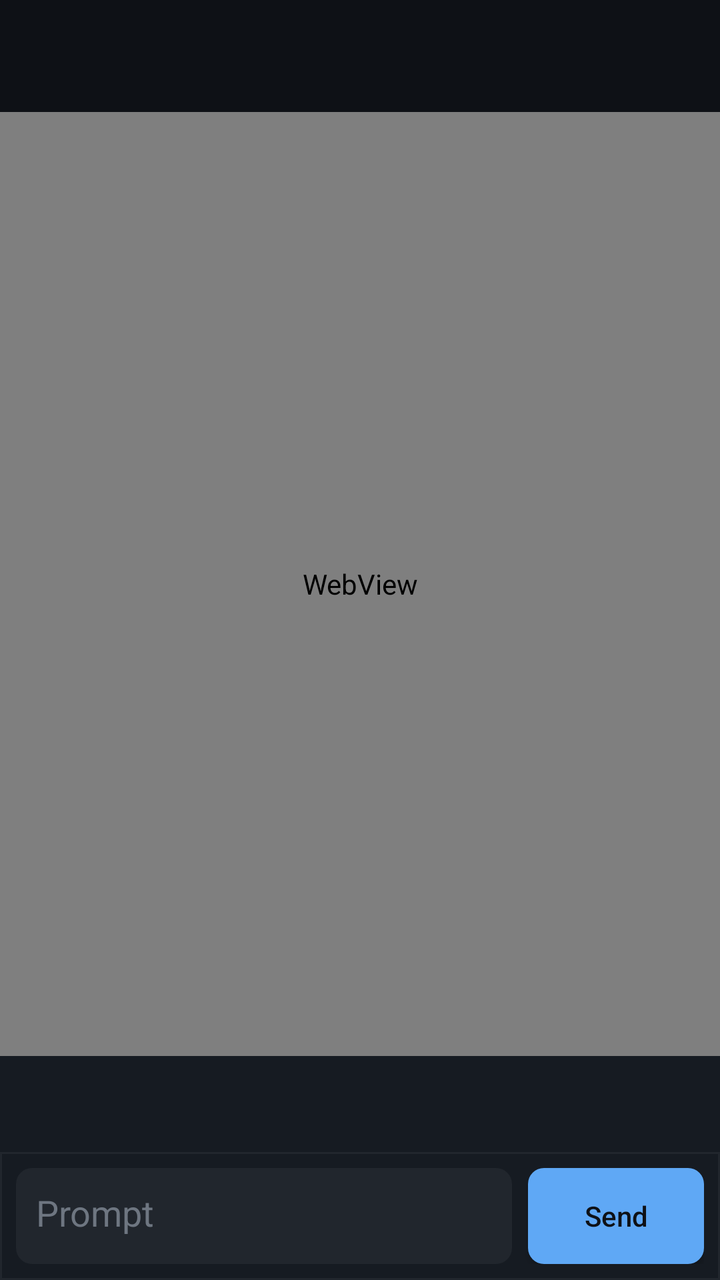
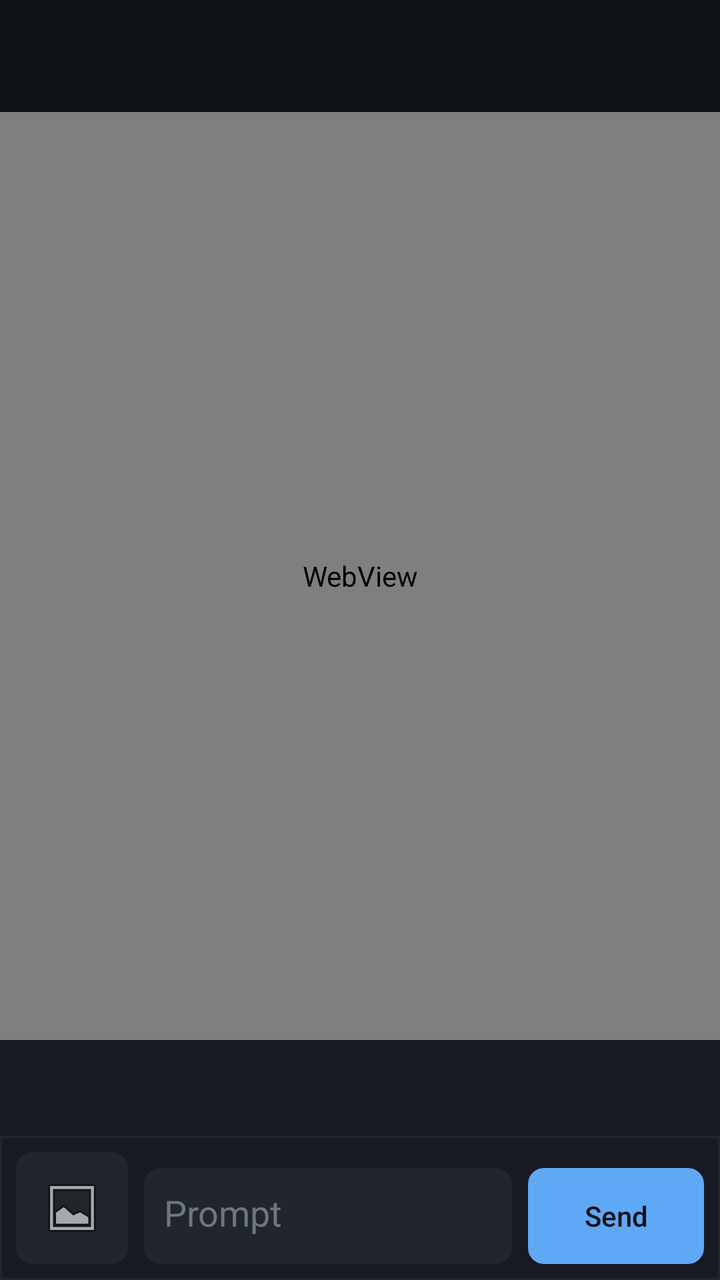

Two renders of the same Android screen: before a commit and after it. Below are the layout's source before the change and the commit's diff.
<!-- AndroidManifest.xml: application theme Theme.Clique -->
<!-- res/layout/fragment_session.xml -->
<?xml version="1.0" encoding="utf-8"?>
<LinearLayout xmlns:android="http://schemas.android.com/apk/res/android"
    android:id="@+id/session_root"
    android:layout_width="match_parent"
    android:layout_height="match_parent"
    android:orientation="vertical"
    android:background="@color/ink"
    android:fitsSystemWindows="false">

    <androidx.appcompat.widget.Toolbar
        android:id="@+id/toolbar"
        android:layout_width="match_parent"
        android:layout_height="?attr/actionBarSize"
        android:theme="@style/Toolbar.Clique" />

    
    <FrameLayout
        android:layout_width="match_parent"
        android:layout_height="0dp"
        android:layout_weight="1"
        android:descendantFocusability="blocksDescendants">

        <WebView
            android:id="@+id/terminal"
            android:layout_width="match_parent"
            android:layout_height="match_parent"
            android:focusable="false"
            android:focusableInTouchMode="false" />
    </FrameLayout>

    
    <LinearLayout
        android:id="@+id/permission_banner"
        android:layout_width="match_parent"
        android:layout_height="wrap_content"
        android:orientation="vertical"
        android:background="@color/surface"
        android:paddingStart="12dp"
        android:paddingEnd="12dp"
        android:paddingTop="10dp"
        android:paddingBottom="10dp"
        android:visibility="gone">

        <TextView
            android:id="@+id/permission_text"
            android:layout_width="match_parent"
            android:layout_height="wrap_content"
            android:textColor="@color/text"
            android:textSize="14sp" />

        <LinearLayout
            android:layout_width="match_parent"
            android:layout_height="wrap_content"
            android:orientation="horizontal"
            android:layout_marginTop="8dp"
            android:gravity="center_vertical">

            <Button
                android:id="@+id/permission_approve"
                android:layout_width="wrap_content"
                android:layout_height="wrap_content"
                android:minHeight="48dp"
                android:minWidth="48dp"
                android:paddingStart="20dp"
                android:paddingEnd="20dp"
                android:background="@drawable/btn_accent"
                android:text="@string/approve"
                android:textAllCaps="false"
                android:textColor="@color/ink" />

            <Space
                android:layout_width="0dp"
                android:layout_height="1dp"
                android:layout_weight="1" />

            <Button
                android:id="@+id/permission_deny"
                android:layout_width="wrap_content"
                android:layout_height="wrap_content"
                android:minHeight="48dp"
                android:minWidth="48dp"
                android:paddingStart="20dp"
                android:paddingEnd="20dp"
                android:background="@drawable/field_bg"
                android:text="@string/deny"
                android:textAllCaps="false"
                android:textColor="@color/error" />
        </LinearLayout>
    </LinearLayout>

    
    <HorizontalScrollView
        android:id="@+id/key_bar_scroll"
        android:layout_width="match_parent"
        android:layout_height="wrap_content"
        android:background="@color/ime_bar"
        android:fillViewport="true"
        android:scrollbars="none">

        <LinearLayout
            android:id="@+id/key_bar"
            android:layout_width="wrap_content"
            android:layout_height="wrap_content"
            android:minHeight="48dp"
            android:orientation="horizontal"
            android:gravity="center_vertical"
            android:paddingStart="4dp"
            android:paddingEnd="4dp"
            android:paddingTop="4dp" />
    </HorizontalScrollView>

    <LinearLayout
        android:id="@+id/prompt_bar"
        android:layout_width="match_parent"
        android:layout_height="wrap_content"
        android:orientation="horizontal"
        android:background="@drawable/prompt_bar_bg"
        android:padding="8dp"
        android:gravity="bottom">

        <EditText
            android:id="@+id/prompt_input"
            android:layout_width="0dp"
            android:layout_height="wrap_content"
            android:layout_weight="1"
            android:minHeight="48dp"
            android:minLines="1"
            android:maxLines="6"
            android:gravity="top|start"
            android:padding="10dp"
            android:background="@drawable/field_bg"
            android:textColor="@color/text"
            android:textColorHint="@color/hint"
            android:hint="@string/prompt_hint"
            android:inputType="textCapSentences|textAutoCorrect|textMultiLine"
            android:imeOptions="actionSend"
            android:imeActionLabel="@string/send"
            android:importantForAutofill="no" />

        <Button
            android:id="@+id/send"
            android:layout_width="wrap_content"
            android:layout_height="wrap_content"
            android:layout_marginStart="8dp"
            android:minHeight="48dp"
            android:background="@drawable/btn_accent"
            android:text="@string/send"
            android:textAllCaps="false"
            android:textColor="@color/ink" />
    </LinearLayout>
</LinearLayout>
<!-- resources referenced by this layout -->
<resources>
  <color name="error">#FFEF4444</color>
  <color name="hint">#FF6E7681</color>
  <color name="ime_bar">#FF161B22</color>
  <color name="ink">#FF0E1116</color>
  <color name="surface">#FF161B22</color>
  <color name="text">#FFE6EDF3</color>
  <!-- drawable btn_accent (drawable) -->
  <?xml version="1.0" encoding="utf-8"?>
  <shape xmlns:android="http://schemas.android.com/apk/res/android" android:shape="rectangle">
      <solid android:color="@color/accent" />
      <corners android:radius="8dp" />
  </shape>
  <!-- drawable field_bg (drawable) -->
  <?xml version="1.0" encoding="utf-8"?>
  <shape xmlns:android="http://schemas.android.com/apk/res/android" android:shape="rectangle">
      <solid android:color="@color/surface_2" />
      <corners android:radius="8dp" />
  </shape>
  <!-- drawable prompt_bar_bg (drawable) -->
  <?xml version="1.0" encoding="utf-8"?>
  <shape xmlns:android="http://schemas.android.com/apk/res/android" android:shape="rectangle">
      <solid android:color="@color/ime_bar" />
      <stroke android:width="1dp" android:color="@color/surface_2" />
  </shape>
  <string name="approve">Approve</string>
  <string name="deny">Deny</string>
  <string name="prompt_hint">Prompt</string>
  <string name="send">Send</string>
  <style name="Toolbar.Clique" parent="Widget.AppCompat.Toolbar">
          <item name="android:background">@color/ink</item>
          <item name="titleTextColor">@color/text</item>
          <item name="subtitleTextColor">@color/muted</item>
          <item name="colorControlNormal">@color/text</item>
      </style>
  <style name="Theme.Clique" parent="Theme.AppCompat.NoActionBar">
          <item name="android:statusBarColor">@color/ink</item>
          <item name="android:navigationBarColor">@color/ink</item>
          <item name="android:windowBackground">@color/ink</item>
          <item name="android:colorBackground">@color/ink</item>
          <item name="colorPrimary">@color/accent</item>
          <item name="colorPrimaryDark">@color/ink</item>
          <item name="colorAccent">@color/accent</item>
          <item name="android:textColorPrimary">@color/text</item>
          <item name="android:textColorSecondary">@color/muted</item>
          <item name="android:textColor">@color/text</item>
          <item name="editTextColor">@color/text</item>
          <item name="android:editTextColor">@color/text</item>
          <item name="android:windowSoftInputMode">adjustResize</item>
          <item name="actionMenuTextColor">@color/text</item>
          <item name="android:popupMenuStyle">@style/Popup.Clique</item>
      </style>
  <color name="accent">#FF5FA8F5</color>
  <color name="surface_2">#FF21262D</color>
  <color name="muted">#FF8B949E</color>
  <style name="Popup.Clique" parent="Widget.AppCompat.PopupMenu">
          <item name="android:popupBackground">@color/surface_2</item>
      </style>
</resources>

<!-- the commit's change to res/layout/fragment_session.xml (unified diff, before → after) -->
@@ -118,6 +118,20 @@
         android:padding="8dp"
         android:gravity="bottom">
 
+        
+        <ImageButton
+            android:id="@+id/attach"
+            android:layout_width="wrap_content"
+            android:layout_height="wrap_content"
+            android:layout_marginEnd="8dp"
+            android:minWidth="48dp"
+            android:minHeight="48dp"
+            android:padding="12dp"
+            android:background="@drawable/field_bg"
+            android:src="@android:drawable/ic_menu_gallery"
+            android:contentDescription="@string/attach_image"
+            android:scaleType="fitCenter" />
+
         <EditText
             android:id="@+id/prompt_input"
             android:layout_width="0dp"
<!-- resource entries referenced after the edit -->
@@ -25,6 +25,7 @@
       <stroke android:width="1dp" android:color="@color/surface_2" />
   </shape>
   <string name="approve">Approve</string>
+  <string name="attach_image">Attach an image</string>
   <string name="deny">Deny</string>
   <string name="prompt_hint">Prompt</string>
   <string name="send">Send</string>
